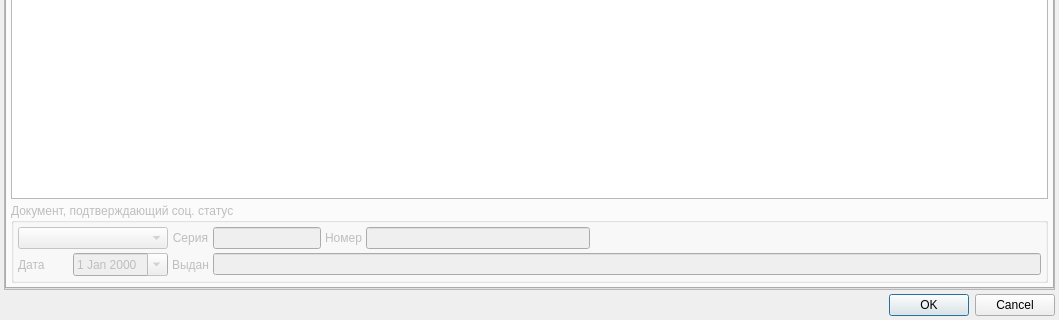
Above: Registry/ClientEditDialog.ui from rusingineer/KPS-Samson before the change; both pictures show x 0 to 1059 and y 536 to 856 of the 1059 by 856 pixel window. Below: the same form after it.
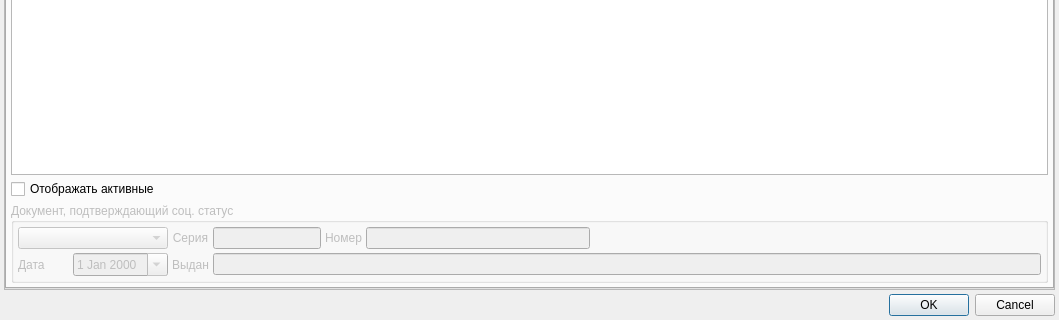
That is the form after the change. The open tabs and pages were chosen to show the change. Custom widgets are drawn as their Qt base class.

The edit to the form file:
```diff
--- a/Registry/ClientEditDialog.ui
+++ b/Registry/ClientEditDialog.ui
@@ -1562,7 +1562,7 @@
         <property name="spacing">
          <number>4</number>
         </property>
-        <item row="1" column="0" colspan="2">
+        <item row="2" column="0" colspan="2">
          <widget class="QGroupBox" name="frmSocStatusDocument">
           <property name="enabled">
            <bool>false</bool>
@@ -1746,6 +1746,13 @@
         <item row="0" column="0" colspan="2">
          <widget class="CInDocTableView" name="tblSocStatuses"/>
         </item>
+        <item row="1" column="0">
+         <widget class="QCheckBox" name="chkShowOnlyActiveSocStatuses">
+          <property name="text">
+           <string>Отображать активные</string>
+          </property>
+         </widget>
+        </item>
        </layout>
       </widget>
       <widget class="QWidget" name="tabAttach">
```
